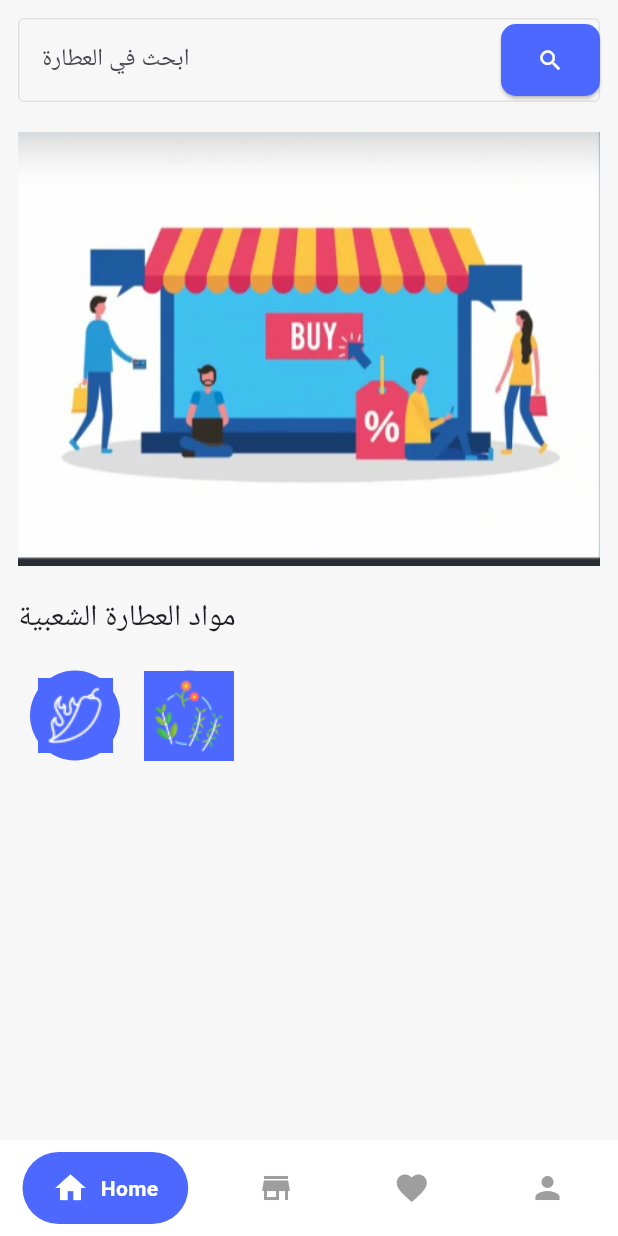
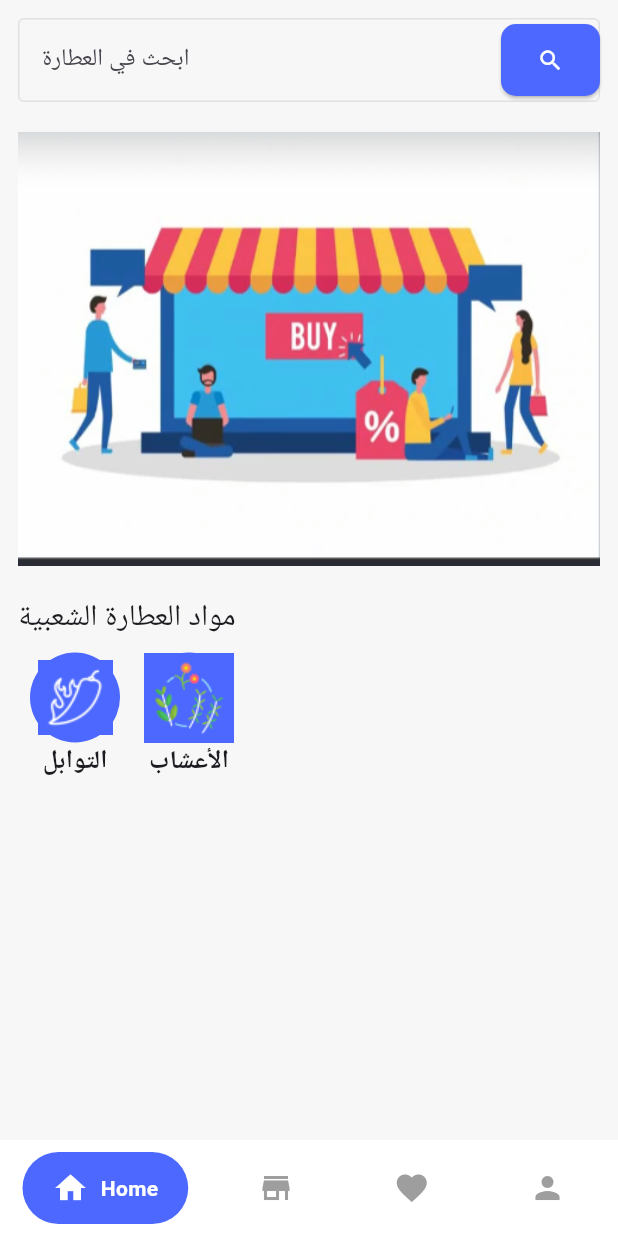
Before and after one commit to blalfayed/ecommerce_supabase, a Flutter app: the screen it shows after launch, on a phone screen of 412 x 824 dp. Run offline on Flutter 3.47's test engine with Material 3 defaults, Android fonts, the light colour scheme and no system bars; drawn by our look-alikes of google_nav_bar; our stand-ins replace flutter_bloc.

Commit message:
add categories list to home view

```diff
--- a/lib/views/home/ui/home_view.dart
+++ b/lib/views/home/ui/home_view.dart
@@ -33,11 +33,20 @@ class HomeView extends StatelessWidget {
                 itemBuilder: (context, index) {
                   return Padding(
                     padding: const EdgeInsets.all(8.0),
-                    child: CircleAvatar(
-                      radius: 30,
-                      backgroundColor: AppColors.kPrimaryColor,
-                      foregroundColor: AppColors.kWhiteColor,
-                      child: categories[index].icon,
+                    child: Column(
+                      children: [
+                        CircleAvatar(
+                          radius: 30,
+                          backgroundColor: AppColors.kPrimaryColor,
+                          foregroundColor: AppColors.kWhiteColor,
+                          child: categories[index].icon,
+                        ),
+                        Text(
+                          categories[index].text,
+                          style: TextStyle(
+                              fontWeight: FontWeight.bold, fontSize: 17),
+                        )
+                      ],
                     ),
                   );
                 }),
```
